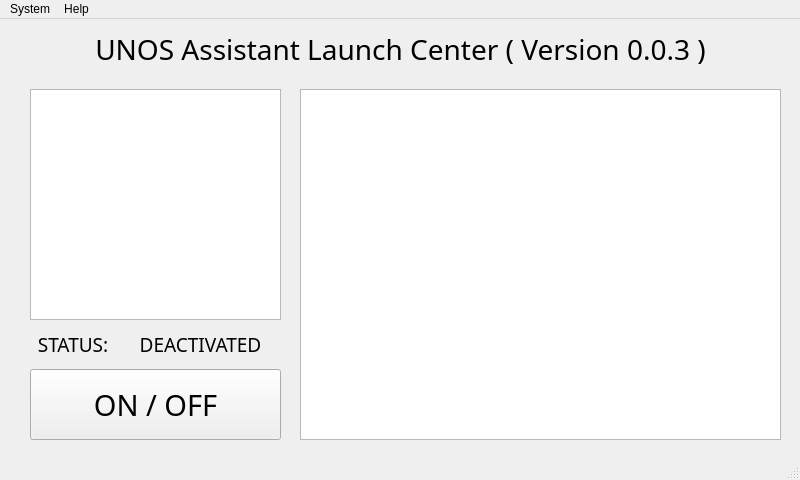
Qt form Qt/MainWindow.ui (MostlyWhat/Unos-Assistant) before a commit.
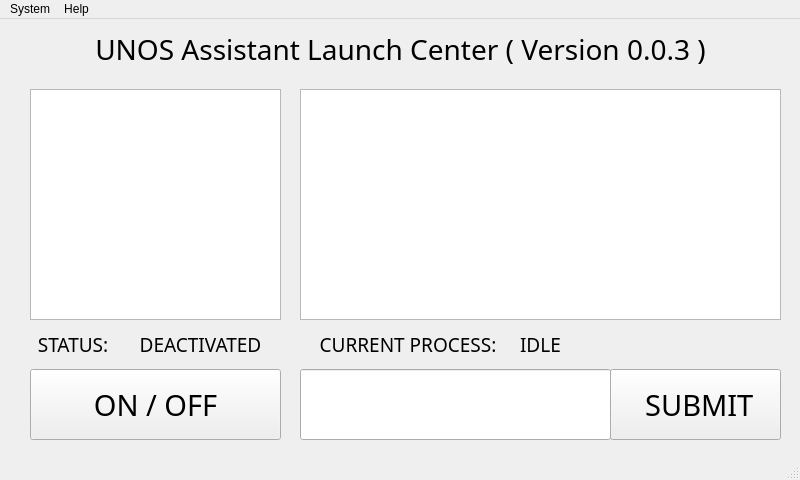
The same form after that commit.

The edit to the form file:
```diff
--- a/Qt/MainWindow.ui
+++ b/Qt/MainWindow.ui
@@ -61,7 +61,7 @@
       <x>300</x>
       <y>70</y>
       <width>481</width>
-      <height>351</height>
+      <height>231</height>
      </rect>
     </property>
    </widget>
@@ -119,6 +119,88 @@
      <set>Qt::AlignCenter</set>
     </property>
    </widget>
+   <widget class="QLabel" name="currentText">
+    <property name="geometry">
+     <rect>
+      <x>300</x>
+      <y>310</y>
+      <width>221</width>
+      <height>31</height>
+     </rect>
+    </property>
+    <property name="font">
+     <font>
+      <family>Industry-Book</family>
+      <pointsize>14</pointsize>
+     </font>
+    </property>
+    <property name="text">
+     <string>CURRENT PROCESS: </string>
+    </property>
+    <property name="alignment">
+     <set>Qt::AlignCenter</set>
+    </property>
+   </widget>
+   <widget class="QLabel" name="processLabel">
+    <property name="geometry">
+     <rect>
+      <x>520</x>
+      <y>310</y>
+      <width>261</width>
+      <height>31</height>
+     </rect>
+    </property>
+    <property name="font">
+     <font>
+      <family>Industry-Book</family>
+      <pointsize>14</pointsize>
+     </font>
+    </property>
+    <property name="text">
+     <string>IDLE</string>
+    </property>
+    <property name="alignment">
+     <set>Qt::AlignLeading|Qt::AlignLeft|Qt::AlignVCenter</set>
+    </property>
+   </widget>
+   <widget class="QPushButton" name="submitButton">
+    <property name="geometry">
+     <rect>
+      <x>610</x>
+      <y>350</y>
+      <width>171</width>
+      <height>71</height>
+     </rect>
+    </property>
+    <property name="font">
+     <font>
+      <family>Industry-Book</family>
+      <pointsize>22</pointsize>
+     </font>
+    </property>
+    <property name="text">
+     <string> SUBMIT</string>
+    </property>
+   </widget>
+   <widget class="QLineEdit" name="manualInput">
+    <property name="geometry">
+     <rect>
+      <x>300</x>
+      <y>350</y>
+      <width>311</width>
+      <height>71</height>
+     </rect>
+    </property>
+    <property name="font">
+     <font>
+      <family>Industry-Book</family>
+      <pointsize>22</pointsize>
+     </font>
+    </property>
+    <property name="text">
+     <string/>
+    </property>
+   </widget>
   </widget>
   <widget class="QMenuBar" name="menubar">
    <property name="geometry">
```
